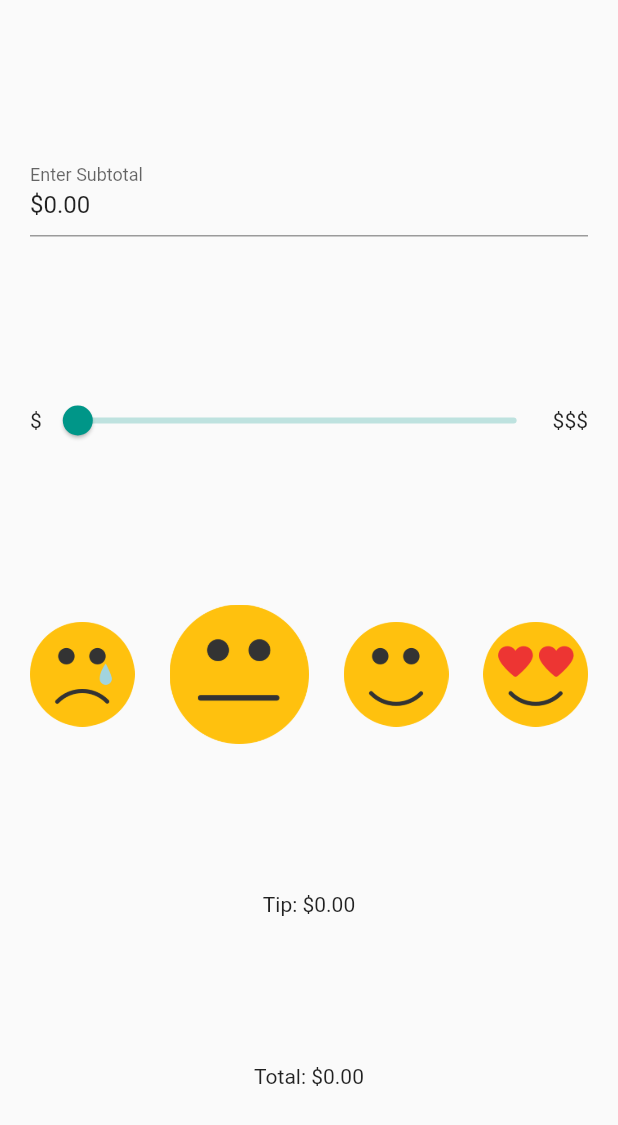
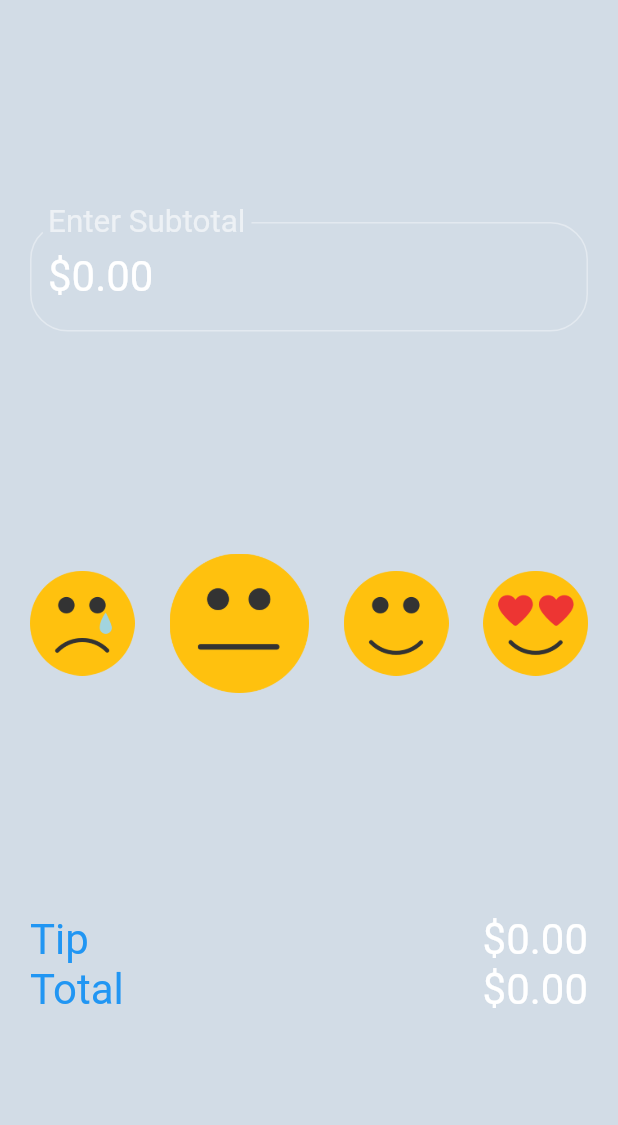
Before and after one commit to jbraunschweiger/Smart-Tip, a Flutter app: the screen it shows after launch, on a phone screen of 412 x 824 dp. Shown: the top 1125 px of the screen. Run offline on Flutter 3.47's test engine with Material 2 defaults, Android fonts, the light colour scheme and no system bars; our stand-ins replace flutter_masked_text, geolocator; Roboto replaces fonts that are missing (Montserrat).

Commit message:
Front end development?

```diff
--- a/lib/main.dart
+++ b/lib/main.dart
@@ -5,9 +5,10 @@ import 'package:intl/intl.dart';
 import 'package:geolocator/geolocator.dart';
 import 'helper.dart';
 
-void main(){
+void main() {
   runApp(MyApp());
 }
+
 class MyApp extends StatefulWidget {
   @override
   State<StatefulWidget> createState() {
@@ -32,11 +33,13 @@ class HomePage extends State<MyApp> {
 
   Future<Position> getPosition() async {
     try {
-      return await geolocator.getCurrentPosition(desiredAccuracy: LocationAccuracy.best);
+      return await geolocator.getCurrentPosition(
+          desiredAccuracy: LocationAccuracy.best);
     } catch (e) {
       return null;
     }
   }
+
   @override
   void initState() {
     super.initState();
@@ -50,65 +53,55 @@ class HomePage extends State<MyApp> {
         _locale = Helper.getLocale(countryCode);
         textMoneyFormatter = NumberFormat.simpleCurrency(locale: _locale);
         currencySymbol = textMoneyFormatter.currencySymbol;
-        moneyFormatter = MoneyMaskedTextController(decimalSeparator: '.', thousandSeparator:',', leftSymbol: currencySymbol);
-        moneyFormatter.addListener((){
+        moneyFormatter = MoneyMaskedTextController(
+            decimalSeparator: '.',
+            thousandSeparator: ',',
+            leftSymbol: currencySymbol);
+        moneyFormatter.addListener(() {
           this.setState(() {
             subtotal = moneyFormatter.numberValue;
           });
         });
-        this.setState((){
-
-        });
+        this.setState(() {});
       });
     });
   }
 
   @override
   Widget build(BuildContext context) {
-
+    Color primary = Colors.white;
+    Color accent = Colors.blue;
+    double defaultFontSize = 28;
     return MaterialApp(
         title: 'Flutter',
         home: Scaffold(
           resizeToAvoidBottomPadding: false,
           body: Container(
+              decoration:
+                  BoxDecoration(color: Color.fromARGB(255, 210, 220, 230)),
+              child: Container(
                 margin: const EdgeInsets.only(left: 20.0, right: 20.0),
                 child: Center(
-            child: Column (
+                  child: Column(
                     mainAxisAlignment: MainAxisAlignment.spaceEvenly,
                     children: [
                       TextField(
                         keyboardType: TextInputType.number,
                         controller: moneyFormatter,
+                        cursorWidth: 0,
+
+                        style: TextStyle(fontSize: defaultFontSize),
                         decoration: InputDecoration(
                           labelText: "Enter Subtotal",
                           fillColor: Colors.white,
+                          border: new OutlineInputBorder(
+                            borderRadius: new BorderRadius.circular(25.0),
+                            borderSide: new BorderSide(
                             ),
                           ),
-                Row (
-                    children: [
-                      Text (
-                          currencySymbol
                         ),
-                      Flexible(
-                          flex: 1,
-                          child: Slider(
-                            activeColor: Colors.teal,
-                            min: 0.0,
-                            max: 10.0,
-                            value: restaurantPrice,
-                            onChanged: (double value) {
-                              setState(() {
-                                restaurantPrice = value;
-                              });
-                            },
-                          )
                       ),
-                      Text (
-                          currencySymbol + currencySymbol + currencySymbol
-                      ),
-                    ]
-                ),
-                Row (
+                      Row(
                           mainAxisAlignment: MainAxisAlignment.spaceEvenly,
                           children: [
                             Flexible(
@@ -121,9 +114,8 @@ class HomePage extends State<MyApp> {
                                         vibrate();
                                       });
                                     },
-                        child: Image.asset("graphics/unhappy.png")
-                      )
-                    ),
+                                    child:
+                                        Image.asset("graphics/unhappy.png"))),
                             Flexible(flex: 1, child: Container()),
                             Flexible(
                                 flex: satisfactionFlex[1],
@@ -135,9 +127,8 @@ class HomePage extends State<MyApp> {
                                         vibrate();
                                       });
                                     },
-                            child: Image.asset("graphics/confused.png")
-                        )
-                    ),
+                                    child:
+                                        Image.asset("graphics/confused.png"))),
                             Flexible(flex: 1, child: Container()),
                             Flexible(
                                 flex: satisfactionFlex[2],
@@ -149,9 +140,8 @@ class HomePage extends State<MyApp> {
                                         vibrate();
                                       });
                                     },
-                            child: Image.asset("graphics/smiling.png")
-                        )
-                    ),
+                                    child:
+                                        Image.asset("graphics/smiling.png"))),
                             Flexible(flex: 1, child: Container()),
                             Flexible(
                                 flex: satisfactionFlex[3],
@@ -163,26 +153,39 @@ class HomePage extends State<MyApp> {
                                         vibrate();
                                       });
                                     },
-                            child: Image.asset("graphics/in-love.png")
-                        )
-                    )
-                  ]
-                ),
-                Text(
-                  "Tip: " + getTip()
-                ),
-                Text(
-                    "Total: " + getTotal()
-                )
+                                    child: Image.asset("graphics/in-love.png")))
+                          ]),
+                      Column(
+                          crossAxisAlignment: CrossAxisAlignment.start,
+                          children: [
+                            Row(
+                                mainAxisAlignment:
+                                    MainAxisAlignment.spaceBetween,
+                                children: [
+                                  Text('Tip', style: TextStyle(color: accent, fontSize: defaultFontSize)),
+                                  Text(getTip(), style: TextStyle(color: primary, fontSize: defaultFontSize)),
+                                ]),
+                            Row(
+                                mainAxisAlignment:
+                                MainAxisAlignment.spaceBetween,
+                                children: [
+                                  Text('Total', style: TextStyle(color: accent, fontSize: defaultFontSize)),
+                                  Text(getTotal(), style: TextStyle(color: primary, fontSize: defaultFontSize)),
+                                ]),
+                          ])
                     ],
                   ),
                 ),
-        ),
+              )),
         ),
         theme: ThemeData(
-          primarySwatch: Colors.teal
-      ),
-    );
+            // Define the default Brightness and Colors
+            brightness: Brightness.dark,
+            primaryColor: Colors.white,
+            accentColor: Colors.blue,
+
+            // Define the default Font Family
+            fontFamily: 'Montserrat'));
   }
 
   void vibrate() {
@@ -197,15 +200,18 @@ class HomePage extends State<MyApp> {
     }
     return subtotal * .15;
   }
+
   String getTip() {
     if (textMoneyFormatter != null) {
       return textMoneyFormatter.format(getTipNumber());
     }
     return getTipNumber().toString();
   }
+
   double getTotalNumber() {
     return getTipNumber() + subtotal;
   }
+
   String getTotal() {
     if (textMoneyFormatter != null) {
       return textMoneyFormatter.format(getTotalNumber());
@@ -213,11 +219,12 @@ class HomePage extends State<MyApp> {
     return getTotalNumber().toString();
   }
 
-  Future<String> getCountryCode() async{
+  Future<String> getCountryCode() async {
     if (position == null) {
       return "US";
     }
-    List<Placemark> placemark = await Geolocator().placemarkFromCoordinates(position.latitude, position.longitude);
+    List<Placemark> placemark = await Geolocator()
+        .placemarkFromCoordinates(position.latitude, position.longitude);
     return placemark[0].isoCountryCode;
   }
 }
```
Also changed, not shown: 2 other files. Lines whose indentation alone changed are shown as unchanged.
